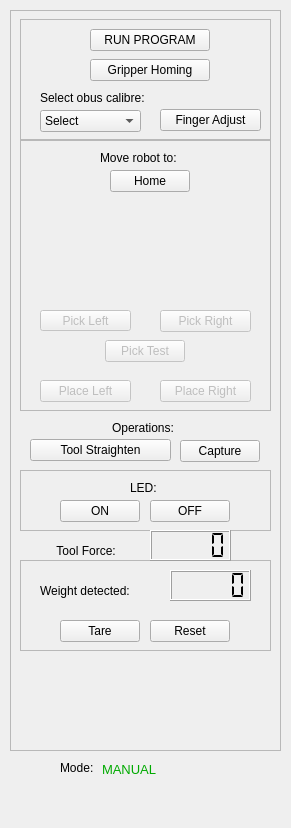
Old version of the form resource/RqtKuka.ui in the repository asoriano1/rqt_kuka.
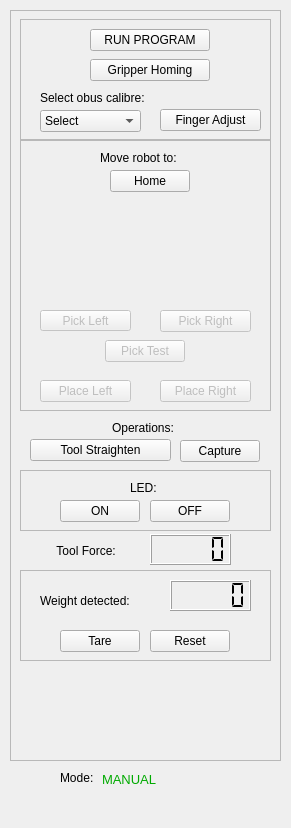
New version of the form. Icons and pictures are not drawn.

```diff
--- a/resource/RqtKuka.ui
+++ b/resource/RqtKuka.ui
@@ -32,7 +32,7 @@
       <x>10</x>
       <y>10</y>
       <width>271</width>
-      <height>741</height>
+      <height>751</height>
      </rect>
     </property>
     <property name="frameShape">
@@ -45,7 +45,7 @@
      <property name="geometry">
       <rect>
        <x>30</x>
-       <y>650</y>
+       <y>660</y>
        <width>211</width>
        <height>81</height>
       </rect>
@@ -115,7 +115,7 @@
      <property name="geometry">
       <rect>
        <x>30</x>
-       <y>570</y>
+       <y>580</y>
        <width>121</width>
        <height>21</height>
       </rect>
@@ -141,7 +141,7 @@
      <property name="geometry">
       <rect>
        <x>140</x>
-       <y>520</y>
+       <y>524</y>
        <width>81</width>
        <height>31</height>
       </rect>
@@ -186,7 +186,7 @@
      <property name="geometry">
       <rect>
        <x>160</x>
-       <y>560</y>
+       <y>570</y>
        <width>81</width>
        <height>31</height>
       </rect>
@@ -247,7 +247,7 @@
      <property name="geometry">
       <rect>
        <x>50</x>
-       <y>610</y>
+       <y>620</y>
        <width>80</width>
        <height>22</height>
       </rect>
@@ -263,7 +263,7 @@
      <property name="geometry">
       <rect>
        <x>140</x>
-       <y>610</y>
+       <y>620</y>
        <width>80</width>
        <height>22</height>
       </rect>
@@ -313,7 +313,7 @@
      <property name="geometry">
       <rect>
        <x>10</x>
-       <y>550</y>
+       <y>560</y>
        <width>251</width>
        <height>91</height>
       </rect>
@@ -730,7 +730,7 @@
    <property name="geometry">
     <rect>
      <x>60</x>
-     <y>760</y>
+     <y>770</y>
      <width>41</width>
      <height>16</height>
     </rect>
@@ -743,7 +743,7 @@
    <property name="geometry">
     <rect>
      <x>102</x>
-     <y>759</y>
+     <y>769</y>
      <width>151</width>
      <height>20</height>
     </rect>
@@ -767,7 +767,7 @@
    <property name="geometry">
     <rect>
      <x>20</x>
-     <y>740</y>
+     <y>780</y>
      <width>231</width>
      <height>41</height>
     </rect>
```
Left out of the diff: 8 changed lines with no effect on the pictures.
